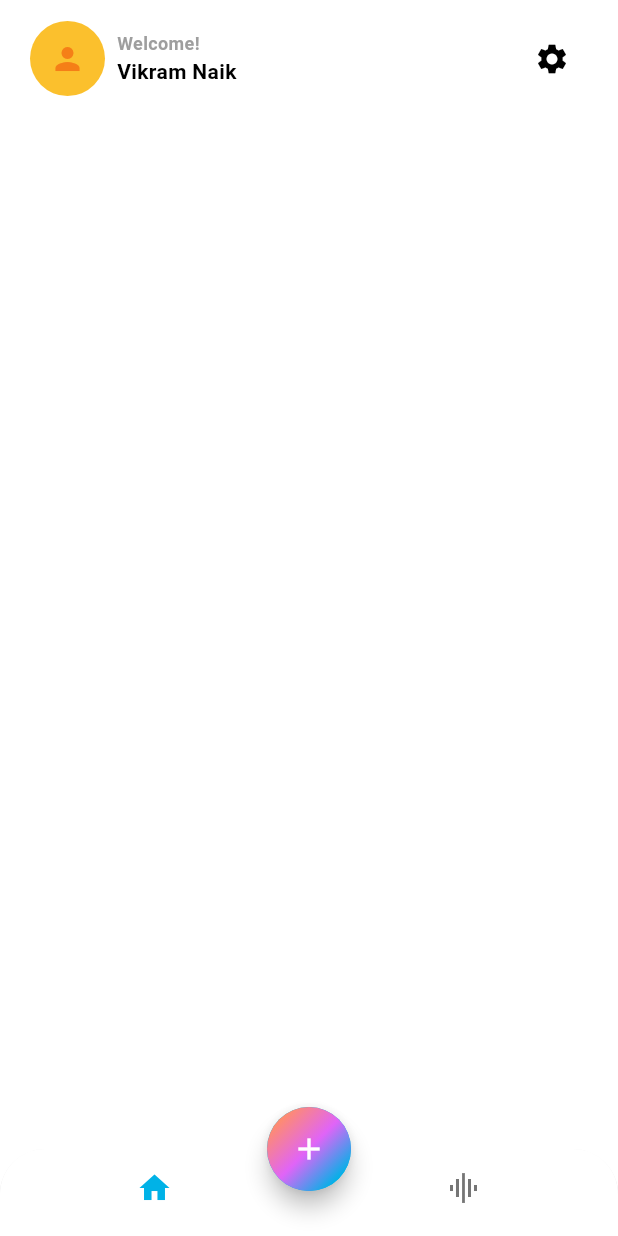
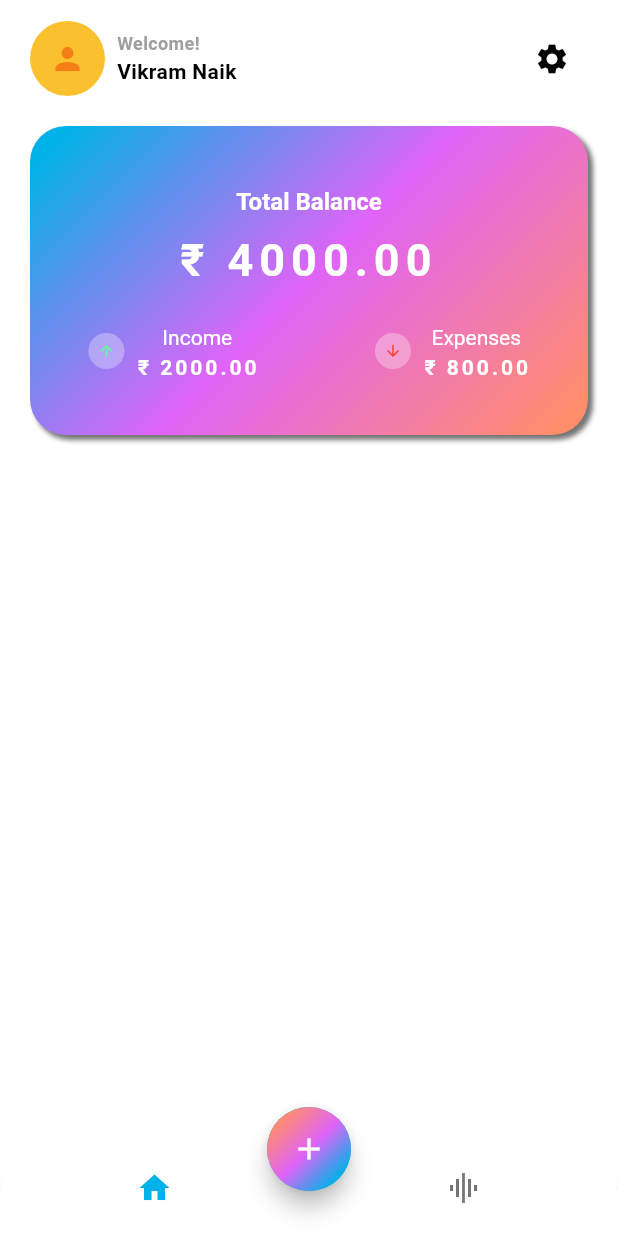
Before and after one commit to VikramNaik26/Expence-Tracker, a Flutter app: the screen it shows after launch, on a phone screen of 412 x 824 dp. Run offline on Flutter 3.47's test engine with Material 3 defaults, Android fonts, the phone set to English and light mode, and no system bars; our stand-ins replace gap.

Commit message:
Expence tracker card of main page

```diff
--- a/lib/screens/home/views/main_screen.dart
+++ b/lib/screens/home/views/main_screen.dart
@@ -1,3 +1,5 @@
+import 'dart:math';
+
 import 'package:flutter/material.dart';
 import 'package:gap/gap.dart';
 
@@ -59,12 +61,155 @@ class MainScreen extends StatelessWidget {
                   icon: const Icon(
                     Icons.settings,
                   ),
-                )
+                ),
               ],
             ),
+            const Gap(20.0),
+            Container(
+              width: MediaQuery.of(context).size.width,
+              height: MediaQuery.of(context).size.width / 2,
+              decoration: BoxDecoration(
+                gradient: LinearGradient(
+                  colors: [
+                    Theme.of(context).colorScheme.primary,
+                    Theme.of(context).colorScheme.secondary,
+                    Theme.of(context).colorScheme.tertiary,
+                  ],
+                  transform: const GradientRotation(pi / 4),
+                ),
+                borderRadius: BorderRadius.circular(24.0),
+                boxShadow: [
+                  BoxShadow(
+                    color: Colors.grey.shade600,
+                    blurRadius: 2,
+                    offset: const Offset(3, 3),
+                  ),
+                ],
+              ),
+              child: Column(
+                mainAxisAlignment: MainAxisAlignment.center,
+                children: [
+                  const _CardText(
+                    isTotalPrice: true,
+                  ),
+                  Gap(MediaQuery.of(context).size.width < 420 ? 20.0 : 30.0),
+                  Row(
+                    mainAxisAlignment: MainAxisAlignment.spaceAround,
+                    children: [
+                      Row(
+                        children: [
+                          Container(
+                            padding: const EdgeInsets.all(6.0),
+                            decoration: const BoxDecoration(
+                              color: Colors.white30,
+                              shape: BoxShape.circle,
+                            ),
+                            child: const Icon(
+                              Icons.arrow_upward,
+                              size: 12,
+                              color: Colors.greenAccent,
+                            ),
+                          ),
+                          const Gap(8.0),
+                          const _CardText(
+                            isTotalPrice: false,
+                            headingText: 'Income\n',
+                            headingFontSize: 14.0,
+                            headingFontWeight: FontWeight.w400,
+                            priceText: '₹ 2000.00',
+                            priceTextFontSize: 14.0,
+                            priceTextFontWeight: FontWeight.w600,
+                            lineHeight: 1.4,
+                          ),
+                        ],
+                      ),
+                      Row(
+                        children: [
+                          Container(
+                            padding: const EdgeInsets.all(6.0),
+                            decoration: const BoxDecoration(
+                              color: Colors.white30,
+                              shape: BoxShape.circle,
+                            ),
+                            child: const Icon(
+                              Icons.arrow_downward,
+                              size: 12,
+                              color: Colors.red,
+                            ),
+                          ),
+                          const Gap(8.0),
+                          const _CardText(
+                            isTotalPrice: false,
+                            headingText: 'Expenses\n',
+                            headingFontSize: 14.0,
+                            headingFontWeight: FontWeight.w400,
+                            priceText: '₹ 800.00',
+                            priceTextFontSize: 14.0,
+                            priceTextFontWeight: FontWeight.w600,
+                            lineHeight: 1.4,
+                          ),
+                        ],
+                      ),
+                    ],
+                  )
+                ],
+              ),
+            )
           ],
         ),
       ),
     );
   }
 }
+
+class _CardText extends StatelessWidget {
+  const _CardText({
+    required this.isTotalPrice,
+    this.headingText,
+    this.priceText,
+    this.headingFontSize,
+    this.headingFontWeight,
+    this.priceTextFontSize,
+    this.priceTextFontWeight,
+    this.lineHeight,
+  });
+
+  final String? headingText;
+  final String? priceText;
+  final double? headingFontSize;
+  final double? priceTextFontSize;
+  final FontWeight? headingFontWeight;
+  final FontWeight? priceTextFontWeight;
+  final double? lineHeight;
+  final bool isTotalPrice;
+
+  @override
+  Widget build(BuildContext context) {
+    return RichText(
+      textAlign: TextAlign.center,
+      text: TextSpan(
+        text: headingText ?? 'Total Balance\n',
+        style: TextStyle(
+          fontSize: headingFontSize ?? 16.0,
+          color: Colors.white,
+          fontWeight: headingFontWeight ?? FontWeight.w600,
+          height: lineHeight ?? 1.6,
+        ),
+        children: [
+          TextSpan(
+            text: priceText ?? '₹ 4000.00',
+            style: TextStyle(
+              fontSize: isTotalPrice
+                  ? MediaQuery.of(context).size.width < 460
+                      ? priceTextFontSize ?? 30.0
+                      : 36.0
+                  : priceTextFontSize,
+              fontWeight: priceTextFontWeight ?? FontWeight.bold,
+              letterSpacing: isTotalPrice ? 4 : 2,
+            ),
+          ),
+        ],
+      ),
+    );
+  }
+}
```
Also changed, not shown: 1 other file.
